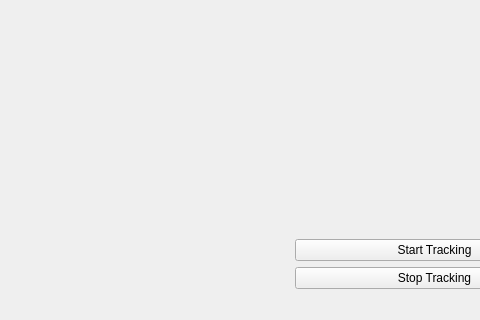
Above: correctGridLayout.ui from mathias314/Ground-Station-Tracker before the change; both pictures show x 0 to 480 and y 661 to 981 of the 1039 by 981 pixel window. Below: the same form after it.
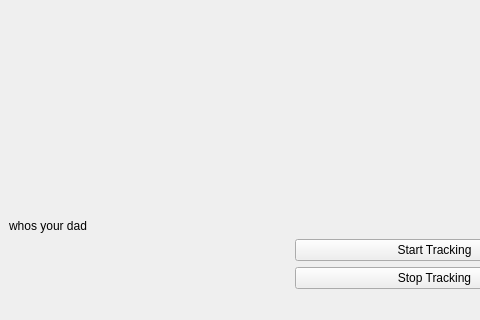
That is the form after the change. Icons and pictures are not drawn.

Commit message: making chad happy

Diff of the .ui file:
```diff
--- a/correctGridLayout.ui
+++ b/correctGridLayout.ui
@@ -80,14 +80,14 @@
     </item>
     <item row="2" column="0">
      <layout class="QGridLayout" name="gridLayout_4">
-      <item row="2" column="1">
+      <item row="3" column="1">
        <widget class="QPushButton" name="stopButton">
         <property name="text">
          <string>Stop Tracking</string>
         </property>
        </widget>
       </item>
-      <item row="1" column="0" rowspan="2">
+      <item row="2" column="0" rowspan="2">
        <widget class="QLabel" name="label_14">
         <property name="text">
          <string/>
@@ -100,7 +100,7 @@
         </property>
        </widget>
       </item>
-      <item row="1" column="1">
+      <item row="2" column="1">
        <widget class="QPushButton" name="startButton">
         <property name="text">
          <string>Start Tracking</string>
@@ -120,6 +120,13 @@
         </property>
        </spacer>
       </item>
+      <item row="1" column="0">
+       <widget class="QLabel" name="label_17">
+        <property name="text">
+         <string>whos your dad</string>
+        </property>
+       </widget>
+      </item>
      </layout>
     </item>
     <item row="0" column="2" rowspan="3">
```
The commit also changes 2 other files.
